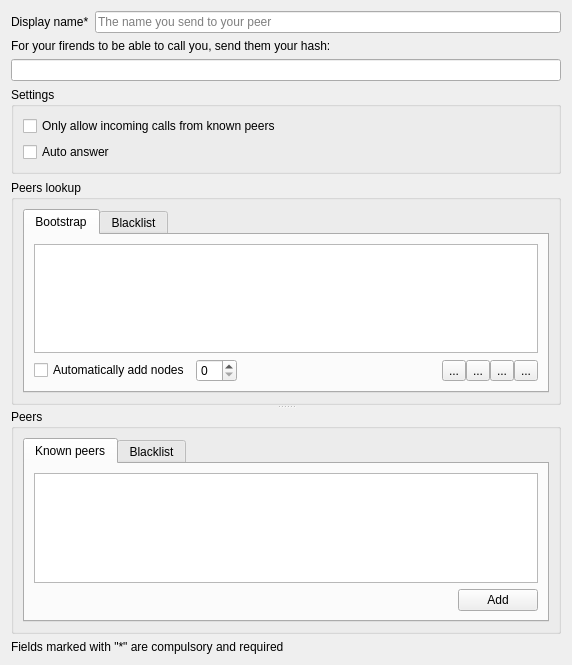
Old version of the form src/conf/dlgdht.ui in the repository KDE/ring-kde.
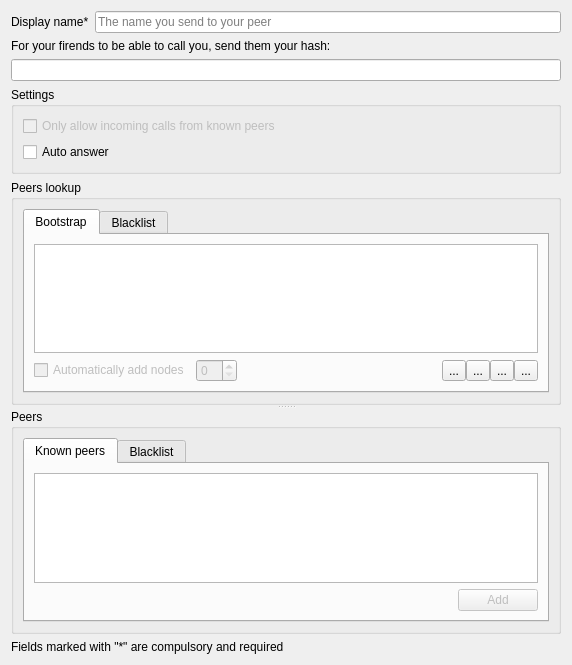
New version of the form. Custom widgets are drawn as their Qt base class.

Diff of the .ui file:
```diff
--- a/src/conf/dlgdht.ui
+++ b/src/conf/dlgdht.ui
@@ -53,16 +53,26 @@
            </item>
            <item row="1" column="0">
             <widget class="QCheckBox" name="checkBox">
+             <property name="enabled">
+              <bool>false</bool>
+             </property>
              <property name="text">
               <string>Automatically add nodes</string>
              </property>
             </widget>
            </item>
            <item row="1" column="1">
-            <widget class="QSpinBox" name="spinBox"/>
+            <widget class="QSpinBox" name="spinBox">
+             <property name="enabled">
+              <bool>false</bool>
+             </property>
+            </widget>
            </item>
            <item row="1" column="2">
             <spacer name="horizontalSpacer_2">
+             <property name="enabled">
+              <bool>false</bool>
+             </property>
              <property name="orientation">
               <enum>Qt::Horizontal</enum>
              </property>
@@ -159,6 +169,9 @@
            </item>
            <item row="1" column="1">
             <widget class="QPushButton" name="pushButton">
+             <property name="enabled">
+              <bool>false</bool>
+             </property>
              <property name="text">
               <string>Add</string>
              </property>
@@ -185,6 +198,9 @@
      <layout class="QVBoxLayout" name="verticalLayout_3">
       <item>
        <widget class="QCheckBox" name="checkBox_2">
+        <property name="enabled">
+         <bool>false</bool>
+        </property>
         <property name="text">
          <string>Only allow incoming calls from known peers</string>
         </property>
```
Left out of the diff: 2 changed lines with no effect on the pictures.
